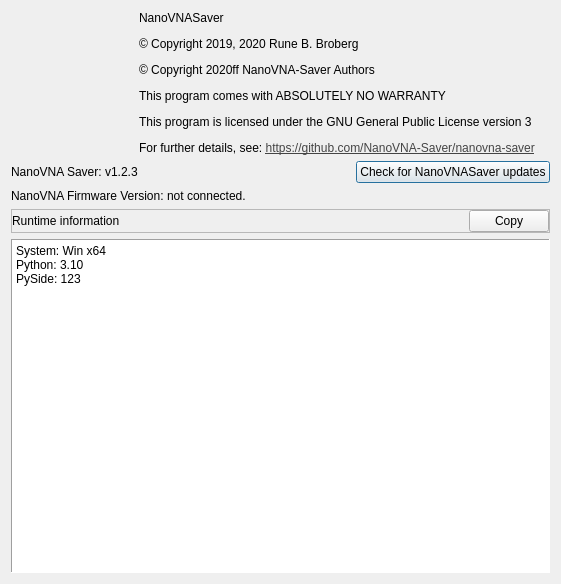
NanoVNA-Saver/nanovna-saver, file src/NanoVNASaver/Windows/ui/about.ui: the form before one commit.
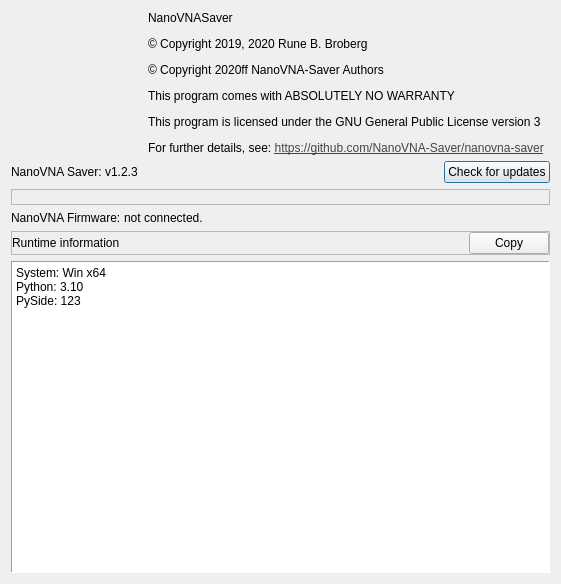
The form after the commit. Icons and pictures are not drawn.

Commit message: feat: About dialoglayout

```diff
--- a/src/NanoVNASaver/Windows/ui/about.ui
+++ b/src/NanoVNASaver/Windows/ui/about.ui
@@ -38,7 +38,7 @@
      </property>
      <layout class="QHBoxLayout" name="horizontalLayout_6">
       <property name="spacing">
-       <number>0</number>
+       <number>9</number>
       </property>
       <property name="leftMargin">
        <number>0</number>
@@ -146,7 +146,41 @@
          </sizepolicy>
         </property>
         <property name="text">
-         <string>Check for NanoVNASaver updates</string>
+         <string>Check for updates</string>
+        </property>
+       </widget>
+      </item>
+     </layout>
+    </widget>
+   </item>
+   <item>
+    <widget class="QFrame" name="_frm_updates_status">
+     <property name="frameShape">
+      <enum>QFrame::Shape::StyledPanel</enum>
+     </property>
+     <property name="frameShadow">
+      <enum>QFrame::Shadow::Raised</enum>
+     </property>
+     <layout class="QHBoxLayout" name="horizontalLayout_2">
+      <property name="spacing">
+       <number>0</number>
+      </property>
+      <property name="leftMargin">
+       <number>0</number>
+      </property>
+      <property name="topMargin">
+       <number>0</number>
+      </property>
+      <property name="rightMargin">
+       <number>0</number>
+      </property>
+      <property name="bottomMargin">
+       <number>0</number>
+      </property>
+      <item>
+       <widget class="QLabel" name="l_updates_status">
+        <property name="text">
+         <string/>
         </property>
        </widget>
       </item>
@@ -186,7 +220,7 @@
          </sizepolicy>
         </property>
         <property name="text">
-         <string>NanoVNA Firmware Version: </string>
+         <string>NanoVNA Firmware: </string>
         </property>
        </widget>
       </item>
```
Left out of the diff: 3 changed lines with no effect on the pictures. The commit also changes 1 other file.
